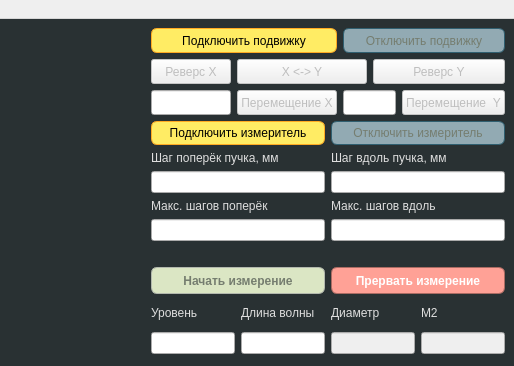
Old version of the form main_window.ui in the repository Anbionchik/beam_width_meter; both pictures show x 800 to 1314 and y 0 to 366 of the 1314 by 695 pixel window.
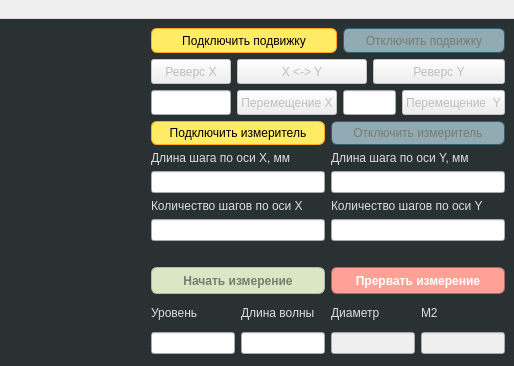
New version of the form. Custom widgets are drawn as their Qt base class.

Commit message: Исправление названий шаг вдоль пучка -> шаг по оси X

The edit to the form file:
```diff
--- a/main_window.ui
+++ b/main_window.ui
@@ -279,33 +279,7 @@
             </item>
             <item>
              <layout class="QGridLayout" name="gridLayout_2">
-              <item row="4" column="1">
-               <widget class="QLineEdit" name="step_along_beam_n">
-                <property name="sizePolicy">
-                 <sizepolicy hsizetype="Preferred" vsizetype="Preferred">
-                  <horstretch>0</horstretch>
-                  <verstretch>0</verstretch>
-                 </sizepolicy>
-                </property>
-               </widget>
-              </item>
-              <item row="1" column="0">
-               <widget class="QLabel" name="label">
-                <property name="sizePolicy">
-                 <sizepolicy hsizetype="Preferred" vsizetype="Preferred">
-                  <horstretch>0</horstretch>
-                  <verstretch>0</verstretch>
-                 </sizepolicy>
-                </property>
-                <property name="styleSheet">
-                 <string notr="true">color:#dedede</string>
-                </property>
-                <property name="text">
-                 <string>Шаг поперёк пучка, мм</string>
-                </property>
-               </widget>
-              </item>
-              <item row="0" column="1">
+              <item row="0" column="2">
                <widget class="QPushButton" name="disconnect_powermeter_btn">
                 <property name="enabled">
                  <bool>false</bool>
@@ -347,79 +321,7 @@
                 </property>
                </widget>
               </item>
-              <item row="2" column="1">
-               <widget class="QLineEdit" name="step_along_beam">
-                <property name="sizePolicy">
-                 <sizepolicy hsizetype="Preferred" vsizetype="Preferred">
-                  <horstretch>0</horstretch>
-                  <verstretch>0</verstretch>
-                 </sizepolicy>
-                </property>
-               </widget>
-              </item>
-              <item row="5" column="1">
-               <widget class="QLabel" name="label_n_along">
-                <property name="styleSheet">
-                 <string notr="true">color: #dedede</string>
-                </property>
-                <property name="text">
-                 <string/>
-                </property>
-               </widget>
-              </item>
-              <item row="2" column="0">
-               <widget class="QLineEdit" name="step_across_beam">
-                <property name="sizePolicy">
-                 <sizepolicy hsizetype="Preferred" vsizetype="Preferred">
-                  <horstretch>0</horstretch>
-                  <verstretch>0</verstretch>
-                 </sizepolicy>
-                </property>
-               </widget>
-              </item>
-              <item row="1" column="1">
-               <widget class="QLabel" name="label_2">
-                <property name="sizePolicy">
-                 <sizepolicy hsizetype="Preferred" vsizetype="Preferred">
-                  <horstretch>0</horstretch>
-                  <verstretch>0</verstretch>
-                 </sizepolicy>
-                </property>
-                <property name="styleSheet">
-                 <string notr="true">color:#dedede</string>
-                </property>
-                <property name="text">
-                 <string>Шаг вдоль пучка, мм</string>
-                </property>
-               </widget>
-              </item>
-              <item row="3" column="0">
-               <widget class="QLabel" name="label_6">
-                <property name="sizePolicy">
-                 <sizepolicy hsizetype="Preferred" vsizetype="Preferred">
-                  <horstretch>0</horstretch>
-                  <verstretch>0</verstretch>
-                 </sizepolicy>
-                </property>
-                <property name="styleSheet">
-                 <string notr="true">color:#dedede</string>
-                </property>
-                <property name="text">
-                 <string>Макс. шагов поперёк</string>
-                </property>
-               </widget>
-              </item>
-              <item row="5" column="0">
-               <widget class="QLabel" name="label_n_across">
-                <property name="styleSheet">
-                 <string notr="true">color: #dedede</string>
-                </property>
-                <property name="text">
-                 <string/>
-                </property>
-               </widget>
-              </item>
-              <item row="0" column="0">
+              <item row="0" column="1">
                <widget class="QPushButton" name="connect_powermeter_btn">
                 <property name="enabled">
                  <bool>true</bool>
@@ -460,7 +362,37 @@
                 </property>
                </widget>
               </item>
-              <item row="4" column="0">
+              <item row="4" column="1">
+               <widget class="QLineEdit" name="step_along_beam_n">
+                <property name="sizePolicy">
+                 <sizepolicy hsizetype="Preferred" vsizetype="Preferred">
+                  <horstretch>0</horstretch>
+                  <verstretch>0</verstretch>
+                 </sizepolicy>
+                </property>
+               </widget>
+              </item>
+              <item row="5" column="1">
+               <widget class="QLabel" name="label_n_along">
+                <property name="styleSheet">
+                 <string notr="true">color: #dedede</string>
+                </property>
+                <property name="text">
+                 <string/>
+                </property>
+               </widget>
+              </item>
+              <item row="5" column="2">
+               <widget class="QLabel" name="label_n_across">
+                <property name="styleSheet">
+                 <string notr="true">color: #dedede</string>
+                </property>
+                <property name="text">
+                 <string/>
+                </property>
+               </widget>
+              </item>
+              <item row="4" column="2">
                <widget class="QLineEdit" name="step_across_beam_n">
                 <property name="sizePolicy">
                  <sizepolicy hsizetype="Preferred" vsizetype="Preferred">
@@ -470,6 +402,48 @@
                 </property>
                </widget>
               </item>
+              <item row="2" column="2">
+               <widget class="QLineEdit" name="step_across_beam">
+                <property name="sizePolicy">
+                 <sizepolicy hsizetype="Preferred" vsizetype="Preferred">
+                  <horstretch>0</horstretch>
+                  <verstretch>0</verstretch>
+                 </sizepolicy>
+                </property>
+               </widget>
+              </item>
+              <item row="1" column="2">
+               <widget class="QLabel" name="label">
+                <property name="sizePolicy">
+                 <sizepolicy hsizetype="Preferred" vsizetype="Preferred">
+                  <horstretch>0</horstretch>
+                  <verstretch>0</verstretch>
+                 </sizepolicy>
+                </property>
+                <property name="styleSheet">
+                 <string notr="true">color:#dedede</string>
+                </property>
+                <property name="text">
+                 <string>Длина шага по оси Y, мм</string>
+                </property>
+               </widget>
+              </item>
+              <item row="3" column="2">
+               <widget class="QLabel" name="label_6">
+                <property name="sizePolicy">
+                 <sizepolicy hsizetype="Preferred" vsizetype="Preferred">
+                  <horstretch>0</horstretch>
+                  <verstretch>0</verstretch>
+                 </sizepolicy>
+                </property>
+                <property name="styleSheet">
+                 <string notr="true">color:#dedede</string>
+                </property>
+                <property name="text">
+                 <string>Количество шагов по оси Y</string>
+                </property>
+               </widget>
+              </item>
               <item row="3" column="1">
                <widget class="QLabel" name="label_7">
                 <property name="sizePolicy">
@@ -482,7 +456,33 @@
                  <string notr="true">color:#dedede</string>
                 </property>
                 <property name="text">
-                 <string>Макс. шагов вдоль</string>
+                 <string>Количество шагов по оси X</string>
+                </property>
+               </widget>
+              </item>
+              <item row="2" column="1">
+               <widget class="QLineEdit" name="step_along_beam">
+                <property name="sizePolicy">
+                 <sizepolicy hsizetype="Preferred" vsizetype="Preferred">
+                  <horstretch>0</horstretch>
+                  <verstretch>0</verstretch>
+                 </sizepolicy>
+                </property>
+               </widget>
+              </item>
+              <item row="1" column="1">
+               <widget class="QLabel" name="label_2">
+                <property name="sizePolicy">
+                 <sizepolicy hsizetype="Preferred" vsizetype="Preferred">
+                  <horstretch>0</horstretch>
+                  <verstretch>0</verstretch>
+                 </sizepolicy>
+                </property>
+                <property name="styleSheet">
+                 <string notr="true">color:#dedede</string>
+                </property>
+                <property name="text">
+                 <string>Длина шага по оси X, мм</string>
                 </property>
                </widget>
               </item>
```
Left out of the diff: 2 changed lines with no effect on the pictures. The commit also changes 5 other files.
